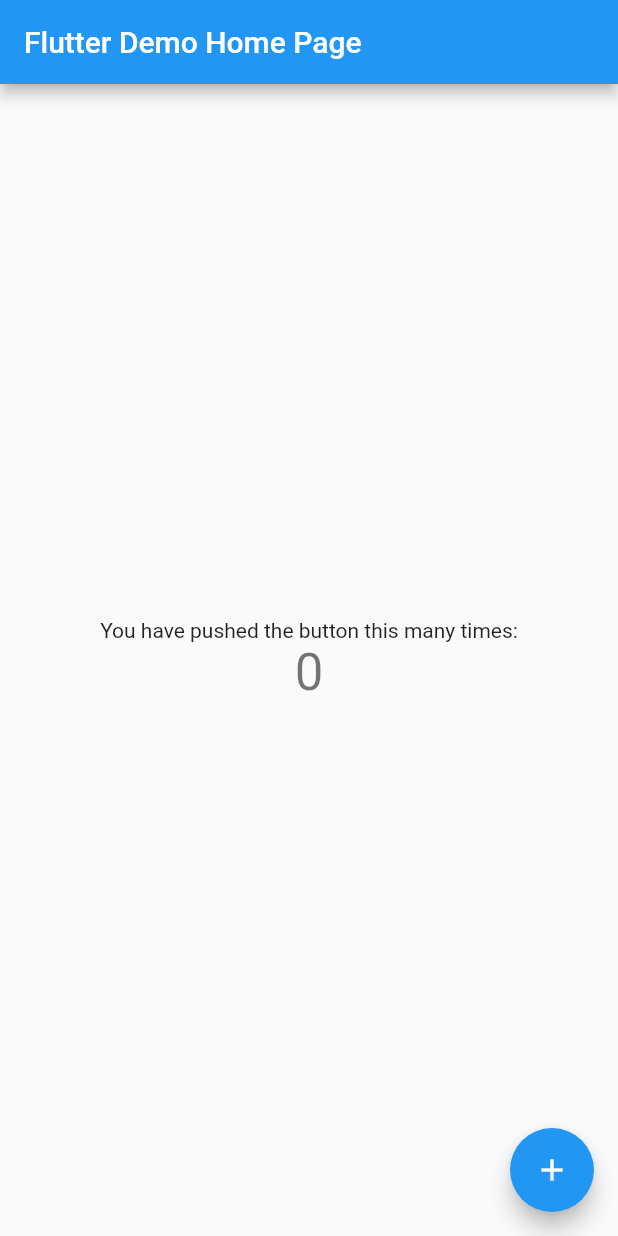
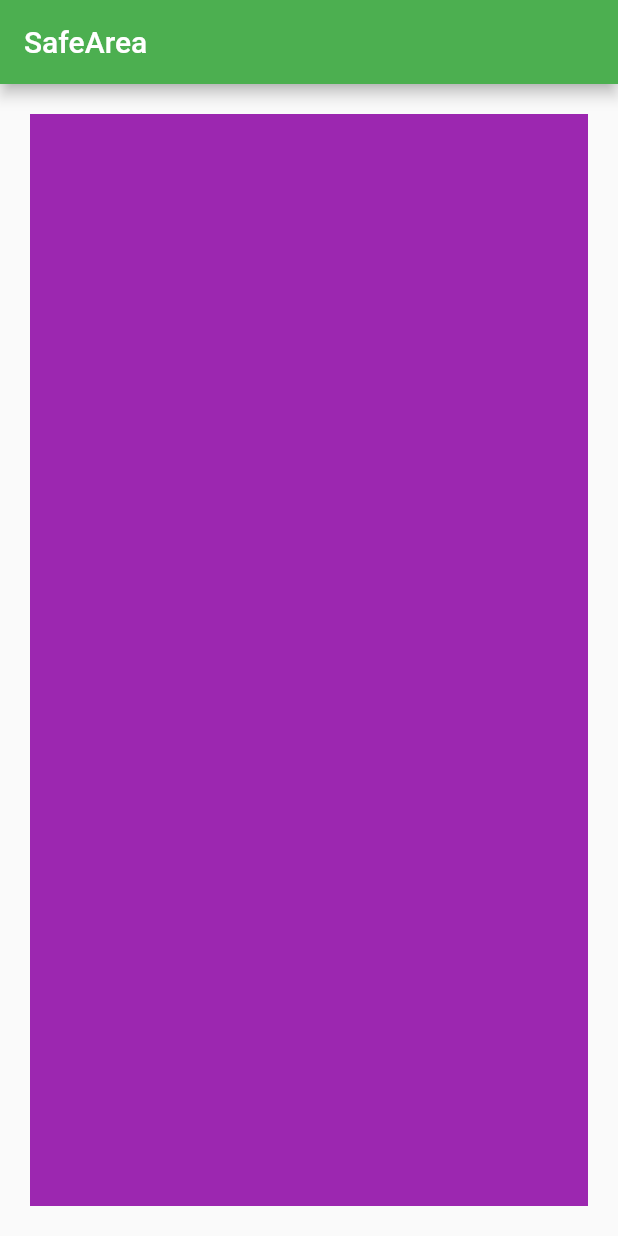
Before and after one commit to ericliao79/flutter_0009, a Flutter app: the screen it shows after launch, on a phone screen of 412 x 824 dp. Run offline on Flutter 3.47's test engine with Material 2 defaults, Android fonts, the phone set to English and light mode, and no system bars.

Commit message:
💡 feat: add SafeArea

```diff
--- a/lib/main.dart
+++ b/lib/main.dart
@@ -1,6 +1,16 @@
 import 'package:flutter/material.dart';
+import 'package:flutter/services.dart';
 
-void main() {
+void main() async {
+  // flutter 已經完成 binding
+  WidgetsFlutterBinding.ensureInitialized();
+
+  // 鎖著畫面轉向
+  SystemChrome.setPreferredOrientations([
+    DeviceOrientation.portraitUp,
+    DeviceOrientation.portraitDown,
+  ]);
+
   runApp(const MyApp());
 }
 
@@ -12,104 +22,45 @@ class MyApp extends StatelessWidget {
   Widget build(BuildContext context) {
     return MaterialApp(
       title: 'Flutter Demo',
+      debugShowCheckedModeBanner: false,
       theme: ThemeData(
-        // This is the theme of your application.
-        //
-        // Try running your application with "flutter run". You'll see the
-        // application has a blue toolbar. Then, without quitting the app, try
-        // changing the primarySwatch below to Colors.green and then invoke
-        // "hot reload" (press "r" in the console where you ran "flutter run",
-        // or simply save your changes to "hot reload" in a Flutter IDE).
-        // Notice that the counter didn't reset back to zero; the application
-        // is not restarted.
-        primarySwatch: Colors.blue,
+        primarySwatch: Colors.green,
       ),
       home: const MyHomePage(title: 'Flutter Demo Home Page'),
     );
   }
 }
 
-class MyHomePage extends StatefulWidget {
-  const MyHomePage({Key? key, required this.title}) : super(key: key);
-
-  // This widget is the home page of your application. It is stateful, meaning
-  // that it has a State object (defined below) that contains fields that affect
-  // how it looks.
-
-  // This class is the configuration for the state. It holds the values (in this
-  // case the title) provided by the parent (in this case the App widget) and
-  // used by the build method of the State. Fields in a Widget subclass are
-  // always marked "final".
-
+class MyHomePage extends StatelessWidget {
   final String title;
 
-  @override
-  State<MyHomePage> createState() => _MyHomePageState();
-}
-
-class _MyHomePageState extends State<MyHomePage> {
-  int _counter = 0;
-
-  void _incrementCounter() {
-    setState(() {
-      // This call to setState tells the Flutter framework that something has
-      // changed in this State, which causes it to rerun the build method below
-      // so that the display can reflect the updated values. If we changed
-      // _counter without calling setState(), then the build method would not be
-      // called again, and so nothing would appear to happen.
-      _counter++;
-    });
-  }
+  const MyHomePage({Key? key, required this.title}) : super(key: key);
 
   @override
   Widget build(BuildContext context) {
-    // This method is rerun every time setState is called, for instance as done
-    // by the _incrementCounter method above.
-    //
-    // The Flutter framework has been optimized to make rerunning build methods
-    // fast, so that you can just rebuild anything that needs updating rather
-    // than having to individually change instances of widgets.
     return Scaffold(
       appBar: AppBar(
-        // Here we take the value from the MyHomePage object that was created by
-        // the App.build method, and use it to set our appbar title.
-        title: Text(widget.title),
+        title: Text("SafeArea"),
       ),
-      body: Center(
-        // Center is a layout widget. It takes a single child and positions it
-        // in the middle of the parent.
-        child: Column(
-          // Column is also a layout widget. It takes a list of children and
-          // arranges them vertically. By default, it sizes itself to fit its
-          // children horizontally, and tries to be as tall as its parent.
-          //
-          // Invoke "debug painting" (press "p" in the console, choose the
-          // "Toggle Debug Paint" action from the Flutter Inspector in Android
-          // Studio, or the "Toggle Debug Paint" command in Visual Studio Code)
-          // to see the wireframe for each widget.
-          //
-          // Column has various properties to control how it sizes itself and
-          // how it positions its children. Here we use mainAxisAlignment to
-          // center the children vertically; the main axis here is the vertical
-          // axis because Columns are vertical (the cross axis would be
-          // horizontal).
-          mainAxisAlignment: MainAxisAlignment.center,
-          children: <Widget>[
-            const Text(
-              'You have pushed the button this many times:',
-            ),
-            Text(
-              '$_counter',
-              style: Theme.of(context).textTheme.headline4,
-            ),
-          ],
+      body: SafeArea(
+        // SafeArea 安全區域
+        // 可以設定上下左右
+        top: true,
+        bottom: true,
+        left: true,
+        right: true,
+
+        // 如果有鍵盤等物件 是否會被覆蓋
+        maintainBottomViewPadding: true,
+
+        // padding 多寡
+        minimum: const EdgeInsets.all(20),
+
+        child: Container(
+          color: Colors.purple,
         ),
       ),
-      floatingActionButton: FloatingActionButton(
-        onPressed: _incrementCounter,
-        tooltip: 'Increment',
-        child: const Icon(Icons.add),
-      ), // This trailing comma makes auto-formatting nicer for build methods.
     );
   }
+
 }
```
Also changed, not shown: 1 other file.
